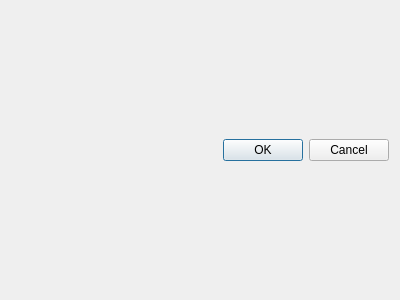
Before: the Qt Designer form UI/about.ui in 416d72/araneus, drawn with Qt 5.
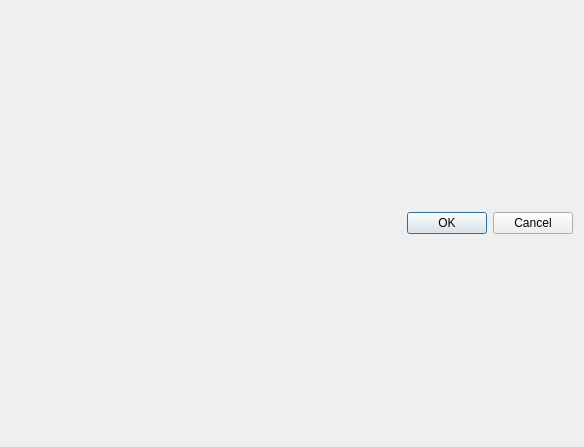
After: the same form once the commit is applied.

Patch:
```diff
--- a/UI/about.ui
+++ b/UI/about.ui
@@ -6,8 +6,8 @@
    <rect>
     <x>0</x>
     <y>0</y>
-    <width>400</width>
-    <height>300</height>
+    <width>584</width>
+    <height>447</height>
    </rect>
   </property>
   <property name="windowTitle">
```
